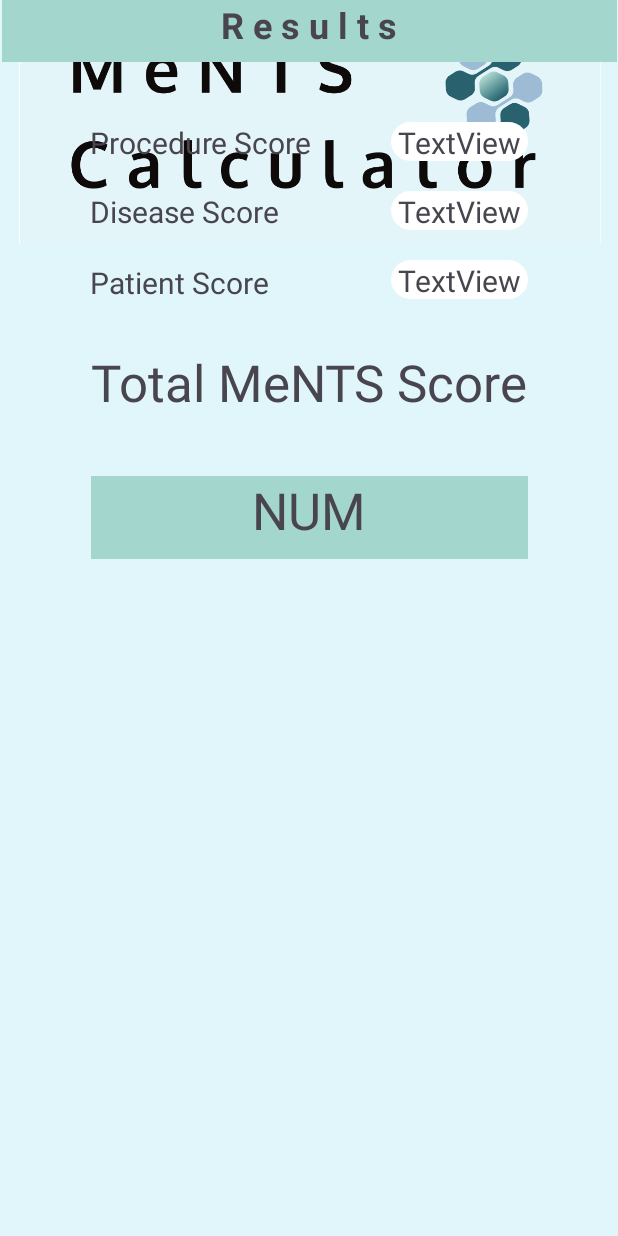
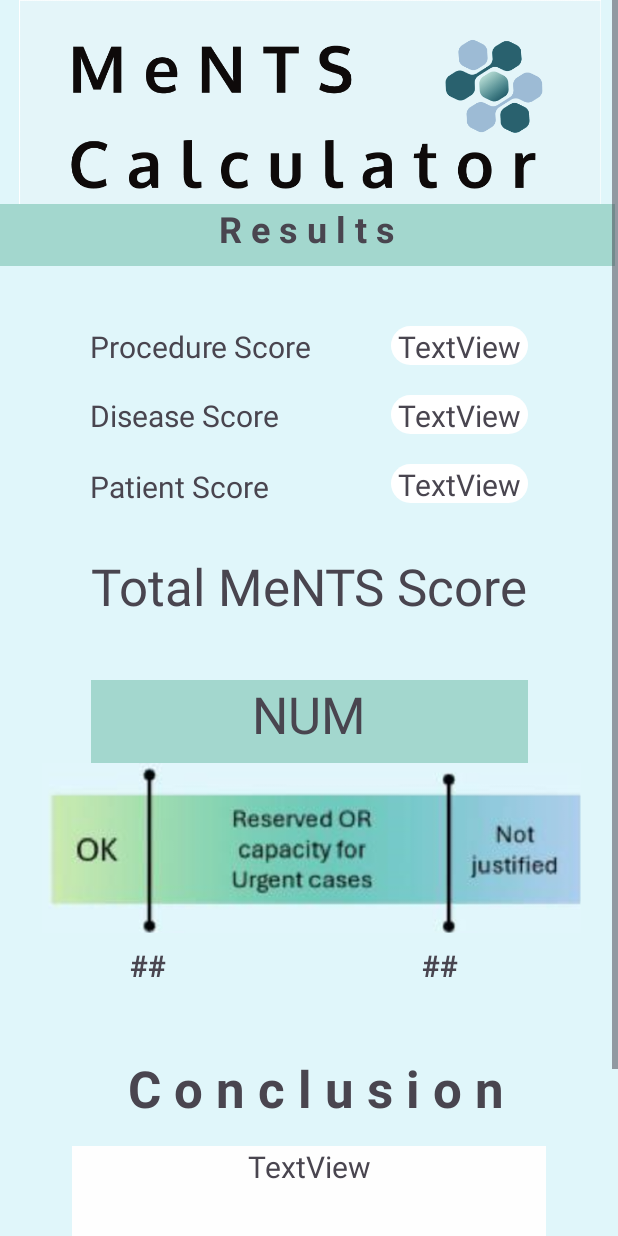
Before and after one commit to SofiaGoyesP/Proyecto-Mhealth, an Android app: the Results screen opened directly, with no data from a screen before it, on a phone screen of 412 x 824 dp. Run offline under Robolectric (Android 15) with nearby library versions, the phone set to English and light mode, and no system bars.

Commit message:
Results con scroll

```diff
--- a/app/src/main/res/layout/activity_main.xml
+++ b/app/src/main/res/layout/activity_main.xml
@@ -6,13 +6,39 @@
     android:layout_height="match_parent"
     tools:context=".MainActivity">
 
-    <TextView
+    <EditText
+        android:id="@+id/recibe_num"
         android:layout_width="wrap_content"
         android:layout_height="wrap_content"
-        android:text="Hello World!"
+        android:ems="10"
+        android:inputType="number"
         app:layout_constraintBottom_toBottomOf="parent"
         app:layout_constraintEnd_toEndOf="parent"
         app:layout_constraintStart_toStartOf="parent"
         app:layout_constraintTop_toTopOf="parent" />
 
+    <TextView
+        android:id="@+id/textView3"
+        android:layout_width="wrap_content"
+        android:layout_height="wrap_content"
+        android:text="Numero"
+        app:layout_constraintBottom_toBottomOf="@+id/recibe_num"
+        app:layout_constraintEnd_toEndOf="parent"
+        app:layout_constraintHorizontal_bias="0.498"
+        app:layout_constraintStart_toStartOf="parent"
+        app:layout_constraintTop_toTopOf="parent"
+        app:layout_constraintVertical_bias="0.737" />
+
+    <Button
+        android:id="@+id/button_next"
+        android:layout_width="wrap_content"
+        android:layout_height="wrap_content"
+        android:backgroundTint="#6D9DC5"
+        android:text="Next"
+        app:layout_constraintBottom_toTopOf="@+id/textView3"
+        app:layout_constraintEnd_toEndOf="parent"
+        app:layout_constraintHorizontal_bias="0.854"
+        app:layout_constraintStart_toStartOf="parent"
+        app:layout_constraintTop_toTopOf="parent"
+        app:layout_constraintVertical_bias="0.116" />
 </androidx.constraintlayout.widget.ConstraintLayout>
--- a/app/src/main/res/layout/activity_results.xml
+++ b/app/src/main/res/layout/activity_results.xml
@@ -1,9 +1,14 @@
 <?xml version="1.0" encoding="utf-8"?>
-<androidx.constraintlayout.widget.ConstraintLayout xmlns:android="http://schemas.android.com/apk/res/android"
+<ScrollView xmlns:android="http://schemas.android.com/apk/res/android"
     xmlns:app="http://schemas.android.com/apk/res-auto"
     xmlns:tools="http://schemas.android.com/tools"
+    android:id="@+id/scrollView"
     android:layout_width="match_parent"
-    android:layout_height="match_parent"
+    android:layout_height="wrap_content">
+
+    <androidx.constraintlayout.widget.ConstraintLayout
+        android:layout_width="match_parent"
+        android:layout_height="1000dp"
         android:background="#E0F6FA"
         tools:context=".Results" >
 
@@ -27,9 +32,12 @@
             android:textAllCaps="false"
             android:textSize="24sp"
             android:textStyle="bold"
+            app:layout_constraintBottom_toBottomOf="parent"
             app:layout_constraintEnd_toEndOf="parent"
+            app:layout_constraintHorizontal_bias="0.0"
             app:layout_constraintStart_toStartOf="parent"
-        tools:layout_editor_absoluteY="162dp" />
+            app:layout_constraintTop_toTopOf="@+id/imageView"
+            app:layout_constraintVertical_bias="0.149" />
 
         <TextView
             android:id="@+id/Procedure"
@@ -124,8 +132,94 @@
             android:text="NUM"
             android:textAlignment="center"
             android:textSize="34sp"
+            app:layout_constraintBottom_toTopOf="@+id/imageView2"
             app:layout_constraintEnd_toEndOf="parent"
             app:layout_constraintStart_toStartOf="parent"
-        app:layout_constraintTop_toBottomOf="@+id/TotalMeNTS" />
+            app:layout_constraintTop_toBottomOf="@+id/TotalMeNTS"
+            app:layout_constraintVertical_bias="0.0" />
+
+        <ImageView
+            android:id="@+id/imageView2"
+            android:layout_width="415dp"
+            android:layout_height="113dp"
+            android:layout_marginTop="24dp"
+            app:layout_constraintBottom_toBottomOf="parent"
+            app:layout_constraintEnd_toEndOf="parent"
+            app:layout_constraintHorizontal_bias="0.0"
+            app:layout_constraintStart_toStartOf="parent"
+            app:layout_constraintTop_toTopOf="parent"
+            app:layout_constraintVertical_bias="0.594"
+            app:srcCompat="@drawable/linea" />
+
+        <TextView
+            android:id="@+id/umbral_bajo"
+            android:layout_width="wrap_content"
+            android:layout_height="wrap_content"
+            android:layout_marginTop="8dp"
+            android:text="##"
+            android:textSize="20sp"
+            android:textStyle="bold"
+            app:layout_constraintBottom_toBottomOf="parent"
+            app:layout_constraintEnd_toEndOf="parent"
+            app:layout_constraintHorizontal_bias="0.224"
+            app:layout_constraintStart_toStartOf="parent"
+            app:layout_constraintTop_toBottomOf="@+id/imageView2"
+            app:layout_constraintVertical_bias="0.0" />
+
+        <TextView
+            android:id="@+id/Titulo_Conclusions"
+            android:layout_width="wrap_content"
+            android:layout_height="wrap_content"
+            android:layout_marginTop="74dp"
+            android:text="C o n c l u s i o n"
+            android:textSize="34sp"
+            android:textStyle="bold"
+            app:layout_constraintBottom_toBottomOf="parent"
+            app:layout_constraintEnd_toEndOf="parent"
+            app:layout_constraintHorizontal_bias="0.527"
+            app:layout_constraintStart_toStartOf="parent"
+            app:layout_constraintTop_toBottomOf="@+id/imageView2"
+            app:layout_constraintVertical_bias="0.033" />
+
+        <Button
+            android:id="@+id/buttonMain"
+            android:layout_width="wrap_content"
+            android:layout_height="wrap_content"
+            android:backgroundTint="#6D9DC5"
+            android:text="Volver a Calcular"
+            app:iconTint="#00838F"
+            app:layout_constraintBottom_toBottomOf="parent"
+            app:layout_constraintEnd_toEndOf="parent"
+            app:layout_constraintStart_toStartOf="parent"
+            app:layout_constraintTop_toBottomOf="@+id/Conclusion"
+            app:layout_constraintVertical_bias="1.0" />
+
+        <TextView
+            android:id="@+id/Umbral_alto"
+            android:layout_width="49dp"
+            android:layout_height="34dp"
+            android:layout_marginTop="8dp"
+            android:text="##"
+            android:textSize="20sp"
+            android:textStyle="bold"
+            app:layout_constraintEnd_toEndOf="parent"
+            app:layout_constraintHorizontal_bias="0.776"
+            app:layout_constraintStart_toStartOf="parent"
+            app:layout_constraintTop_toBottomOf="@+id/imageView2" />
+
+        <TextView
+            android:id="@+id/Conclusion"
+            android:layout_width="316dp"
+            android:layout_height="117dp"
+            android:layout_marginTop="16dp"
+            android:background="#FEFEFE"
+            android:text="TextView"
+            android:textAlignment="center"
+            android:textSize="20sp"
+            app:layout_constraintEnd_toEndOf="parent"
+            app:layout_constraintStart_toStartOf="parent"
+            app:layout_constraintTop_toBottomOf="@+id/Titulo_Conclusions" />
+
 
     </androidx.constraintlayout.widget.ConstraintLayout>
+</ScrollView>
```
Also changed, not shown: app/src/main/res/drawable/linea.png (added). Lines whose indentation alone changed are shown as unchanged.
